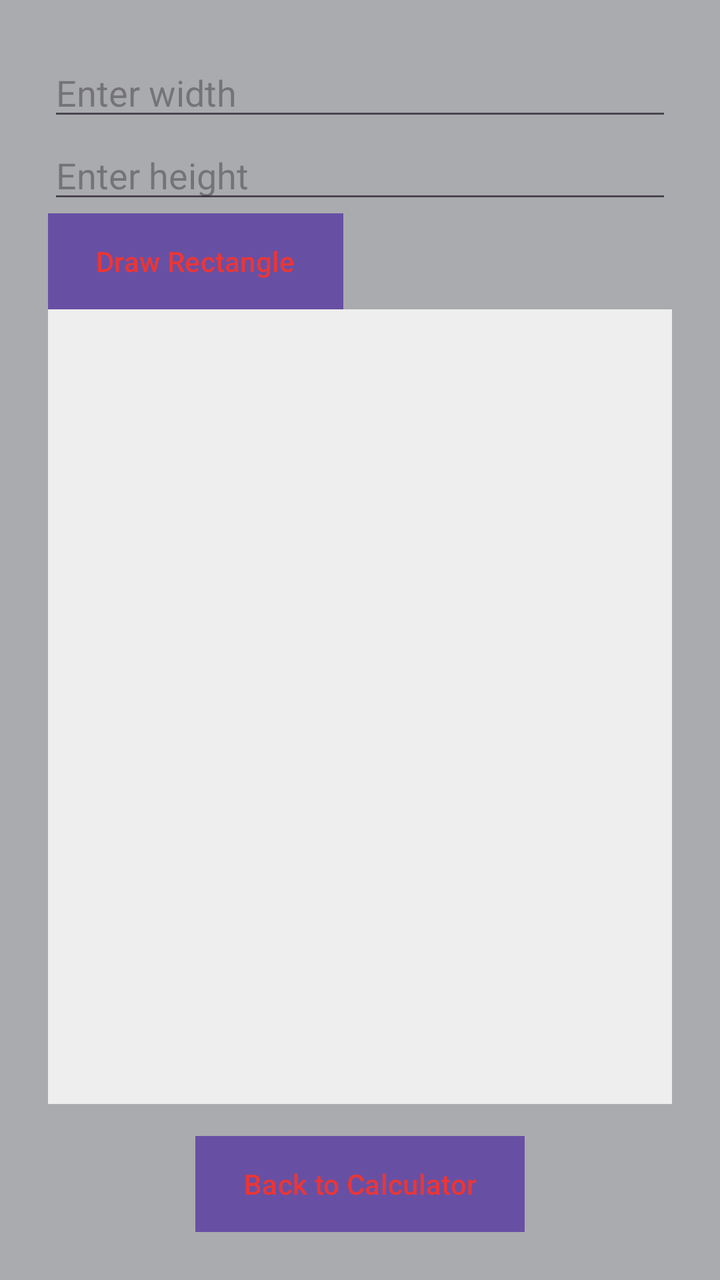
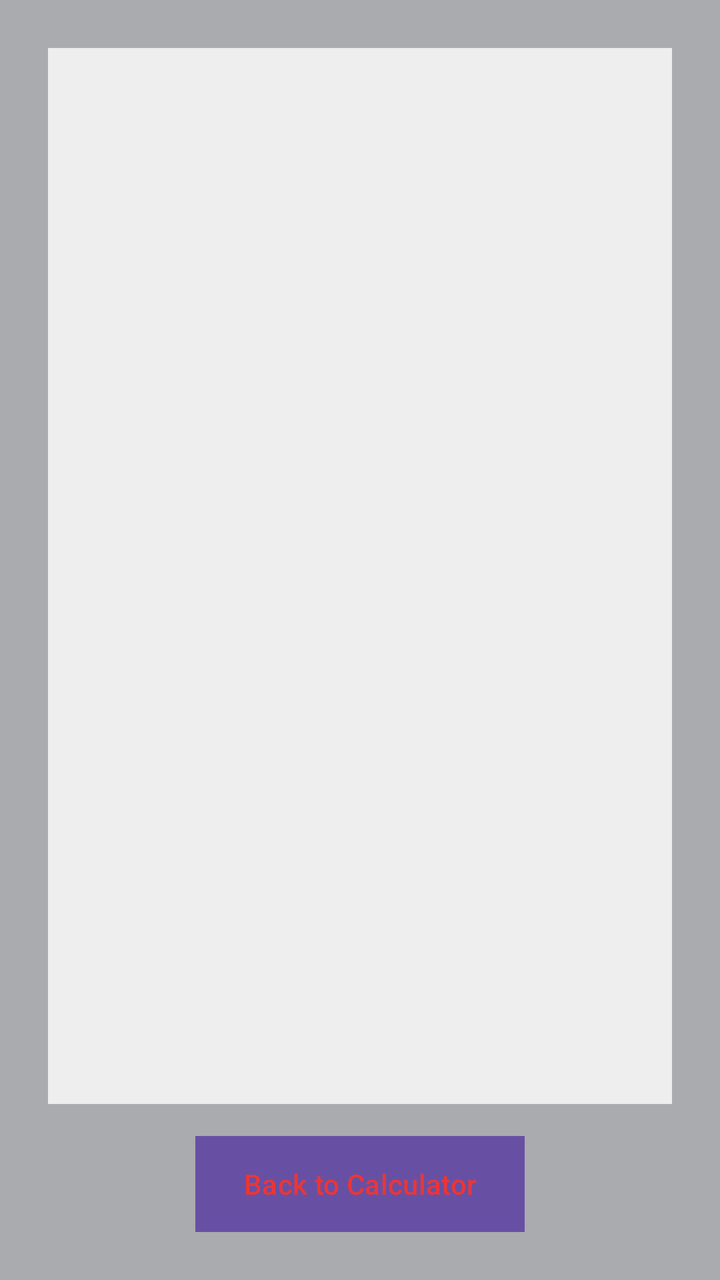

The first picture is an Android layout as it rendered before a commit; the second is the same layout after the commit. The layout source and the unified diff follow.
<!-- AndroidManifest.xml: application theme Theme.MyCalculator -->
<!-- res/layout/activity_rectangle.xml -->
<LinearLayout xmlns:android="http://schemas.android.com/apk/res/android"
    android:id="@+id/rectangle_layout"
    android:layout_width="match_parent"
    android:layout_height="match_parent"
    android:orientation="vertical"
    android:background="@color/material_dynamic_neutral70"
    android:padding="24dp">

    <EditText
        android:id="@+id/width_operand"
        android:layout_width="match_parent"
        android:layout_height="wrap_content"
        android:hint="Enter width"
        android:inputType="number" />

    <EditText
        android:id="@+id/length_operand"
        android:layout_width="match_parent"
        android:layout_height="wrap_content"
        android:hint="Enter height"
        android:inputType="number" />

    <Button
        android:id="@+id/draw_button"
        android:layout_width="wrap_content"
        android:layout_height="wrap_content"
        android:textColor="#EB3636"
        android:background="#424242"
        android:text="Draw Rectangle" />

    
    <FrameLayout
        android:id="@+id/draw_area"
        android:layout_width="match_parent"
        android:layout_height="0dp"
        android:layout_weight="1"
        android:background="#EEEEEE" />

    
    <Button
        android:id="@+id/back_to_calculator_button"
        android:layout_width="wrap_content"
        android:layout_height="wrap_content"
        android:text="Back to Calculator"
        android:layout_gravity="center_horizontal"
        android:textColor="#EB3636"
        android:background="#424242"
        android:layout_marginTop="16dp"/>
</LinearLayout>
<!-- resources referenced by this layout -->
<resources>
  <style name="Theme.MyCalculator" parent="Base.Theme.MyCalculator" />
  <style name="Base.Theme.MyCalculator" parent="Theme.Material3.DayNight.NoActionBar">
          
          
      </style>
</resources>

<!-- the commit's change to res/layout/activity_rectangle.xml (unified diff, before → after) -->
@@ -5,28 +5,6 @@
     android:orientation="vertical"
     android:background="@color/material_dynamic_neutral70"
     android:padding="24dp">
-
-    <EditText
-        android:id="@+id/width_operand"
-        android:layout_width="match_parent"
-        android:layout_height="wrap_content"
-        android:hint="Enter width"
-        android:inputType="number" />
-
-    <EditText
-        android:id="@+id/length_operand"
-        android:layout_width="match_parent"
-        android:layout_height="wrap_content"
-        android:hint="Enter height"
-        android:inputType="number" />
-
-    <Button
-        android:id="@+id/draw_button"
-        android:layout_width="wrap_content"
-        android:layout_height="wrap_content"
-        android:textColor="#EB3636"
-        android:background="#424242"
-        android:text="Draw Rectangle" />
 
     
     <FrameLayout
